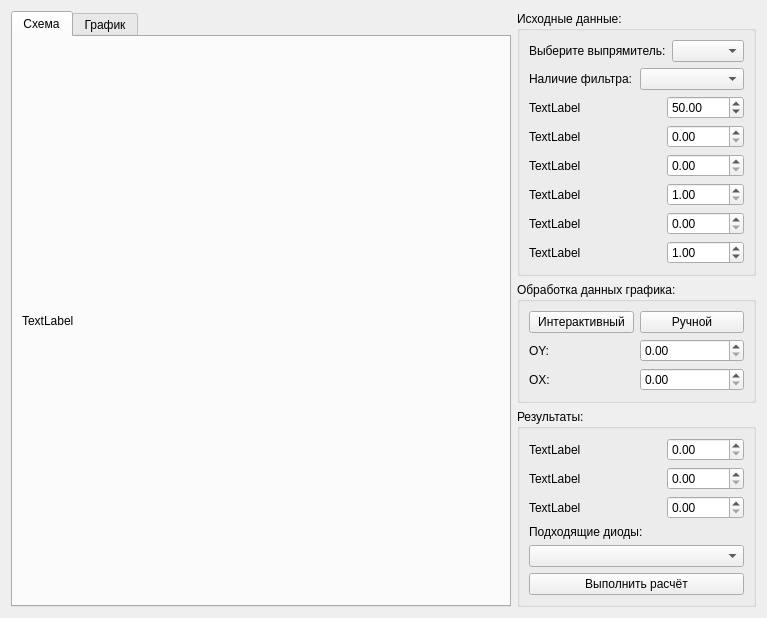
First picture: the form in PowerSources/Rectifiers/Rectifiers.ui, repository DKuzSer/Project_For_Rodin, before the edit.
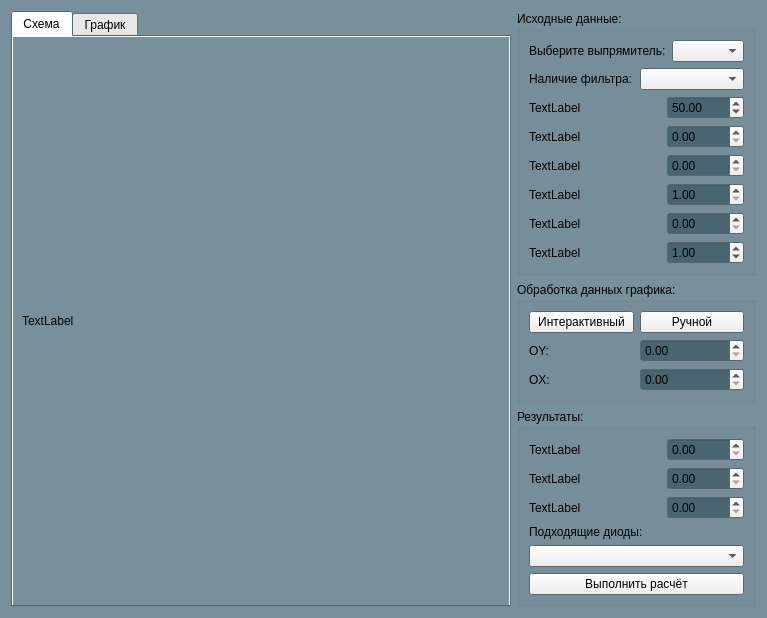
Second picture: the form after the edit. The open tabs and pages were chosen to show the change.

```diff
--- a/PowerSources/Rectifiers/Rectifiers.ui
+++ b/PowerSources/Rectifiers/Rectifiers.ui
@@ -19,6 +19,70 @@
     <verstretch>0</verstretch>
    </sizepolicy>
   </property>
+  <property name="palette">
+   <palette>
+    <active>
+     <colorrole role="Base">
+      <brush brushstyle="SolidPattern">
+       <color alpha="255">
+        <red>72</red>
+        <green>101</green>
+        <blue>113</blue>
+       </color>
+      </brush>
+     </colorrole>
+     <colorrole role="Window">
+      <brush brushstyle="SolidPattern">
+       <color alpha="255">
+        <red>120</red>
+        <green>144</green>
+        <blue>156</blue>
+       </color>
+      </brush>
+     </colorrole>
+    </active>
+    <inactive>
+     <colorrole role="Base">
+      <brush brushstyle="SolidPattern">
+       <color alpha="255">
+        <red>72</red>
+        <green>101</green>
+        <blue>113</blue>
+       </color>
+      </brush>
+     </colorrole>
+     <colorrole role="Window">
+      <brush brushstyle="SolidPattern">
+       <color alpha="255">
+        <red>120</red>
+        <green>144</green>
+        <blue>156</blue>
+       </color>
+      </brush>
+     </colorrole>
+    </inactive>
+    <disabled>
+     <colorrole role="Base">
+      <brush brushstyle="SolidPattern">
+       <color alpha="255">
+        <red>120</red>
+        <green>144</green>
+        <blue>156</blue>
+       </color>
+      </brush>
+     </colorrole>
+     <colorrole role="Window">
+      <brush brushstyle="SolidPattern">
+       <color alpha="255">
+        <red>120</red>
+        <green>144</green>
+        <blue>156</blue>
+       </color>
+      </brush>
+     </colorrole>
+    </disabled>
+   </palette>
+  </property>
   <property name="contextMenuPolicy">
    <enum>Qt::DefaultContextMenu</enum>
   </property>
@@ -39,10 +103,53 @@
     <layout class="QHBoxLayout" name="horizontalLayout_10" stretch="2,0">
      <item>
       <widget class="QTabWidget" name="TabWidget">
+       <property name="palette">
+        <palette>
+         <active>
+          <colorrole role="Base">
+           <brush brushstyle="SolidPattern">
+            <color alpha="255">
+             <red>120</red>
+             <green>144</green>
+             <blue>156</blue>
+            </color>
+           </brush>
+          </colorrole>
+         </active>
+         <inactive>
+          <colorrole role="Base">
+           <brush brushstyle="SolidPattern">
+            <color alpha="255">
+             <red>120</red>
+             <green>144</green>
+             <blue>156</blue>
+            </color>
+           </brush>
+          </colorrole>
+         </inactive>
+         <disabled>
+          <colorrole role="Base">
+           <brush brushstyle="SolidPattern">
+            <color alpha="255">
+             <red>120</red>
+             <green>144</green>
+             <blue>156</blue>
+            </color>
+           </brush>
+          </colorrole>
+         </disabled>
+        </palette>
+       </property>
+       <property name="styleSheet">
+        <string notr="true"/>
+       </property>
        <property name="currentIndex">
         <number>1</number>
        </property>
        <widget class="QWidget" name="Tab_PageCircuit">
+        <property name="styleSheet">
+         <string notr="true">background-color: rgb(120, 144, 156)</string>
+        </property>
         <attribute name="title">
          <string>Схема</string>
         </attribute>
@@ -57,6 +164,9 @@
                <height>400</height>
               </size>
              </property>
+             <property name="styleSheet">
+              <string notr="true">background-color: rgb(120, 144, 156)</string>
+             </property>
              <property name="text">
               <string>TextLabel</string>
              </property>
```
Left out of the diff: 3 changed lines with no effect on the pictures.
